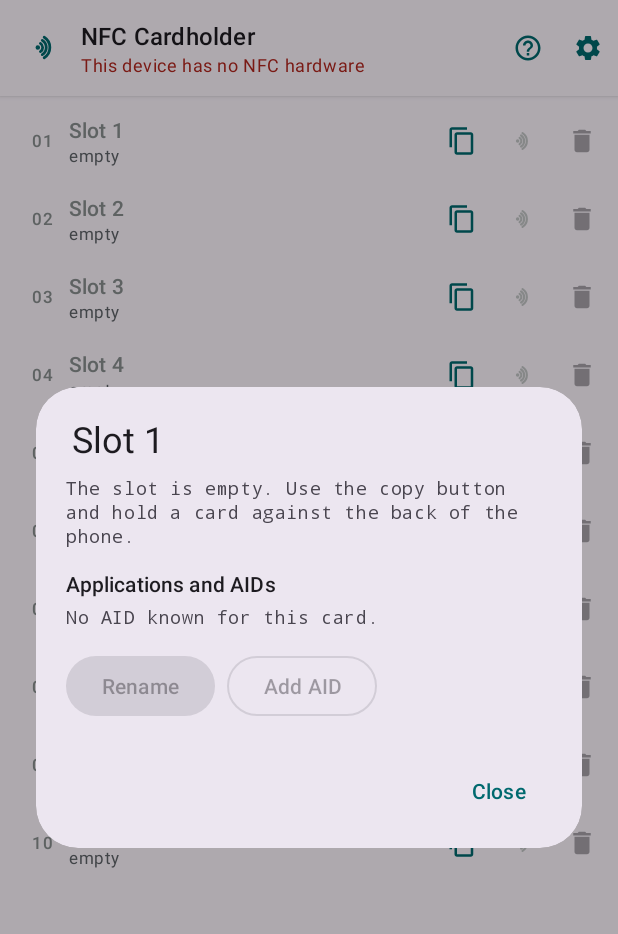
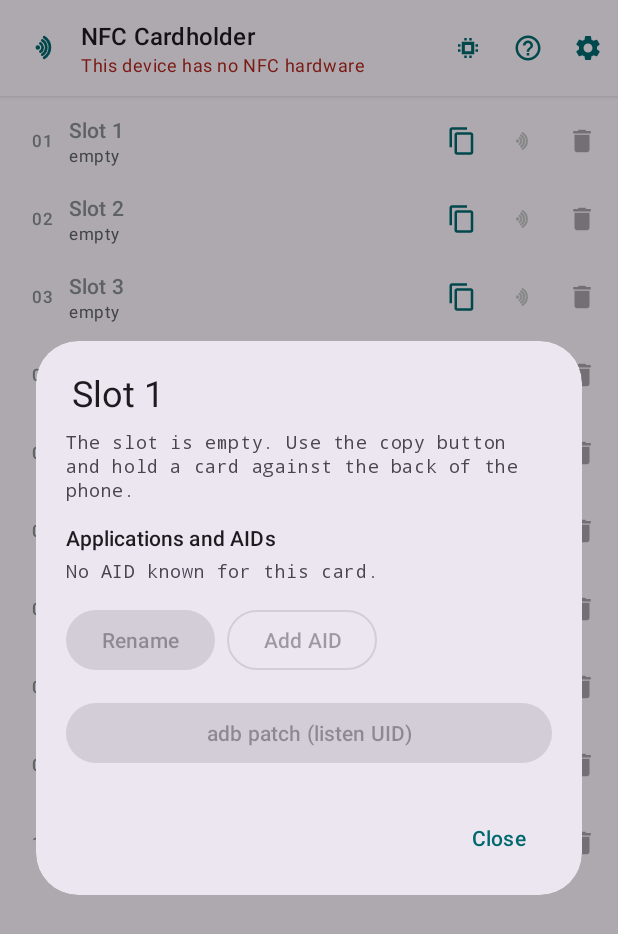
Before and after one commit to AlexeyNaverno/NFC_cardholder, an Android app: the screen it shows after launch (MainActivity), after a tap on "01", on a phone screen of 412 x 824 dp. Shown: the top 934 px of the screen. Run offline under Robolectric (Android 15) with nearby library versions, the phone set to English and light mode, and no system bars; pictures from the network do not load.

Commit message:
feat: adb recipe for the NFC-A listen UID and secure element diagnostics
- slot details generate a ready to run adb recipe that patches LA_NFCID1
  (TLV 33 <len> <uid> in NXP_CORE_CONF / NFA_DM_START_UP_CFG) to the UID of the
  copied card, with backup, verification and restore steps; the app itself
  never writes system files
- header button lists the eSE/SIM terminals through the Open Mobile API
  (Android 9+), probes a session and a basic channel, and explains that MIFARE
  applet personalization stays under OEM access rules
- JVM unit tests for the recipe generator; version 0.0.2, changelog, README,
  fdroid and fastlane metadata updated

Co-authored-by: arena-agent <297053741+arena-agent@users.noreply.github.com>

```diff
--- a/app/build.gradle.kts
+++ b/app/build.gradle.kts
@@ -40,8 +40,8 @@ android {
         applicationId = "io.github.alexnaverno.nfccardholder"
         minSdk = 21
         targetSdk = 34
-        versionCode = 1
-        versionName = "0.0.1"
+        versionCode = 2
+        versionName = "0.0.2"
     }
 
     signingConfigs {
--- /dev/null
+++ b/app/src/main/res/drawable/ic_se.xml
@@ -0,0 +1,14 @@
+<?xml version="1.0" encoding="utf-8"?>
+<!-- Opens the secure element diagnostics. -->
+<vector xmlns:android="http://schemas.android.com/apk/res/android"
+    android:width="24dp"
+    android:height="24dp"
+    android:viewportWidth="24"
+    android:viewportHeight="24">
+
+    <path
+        android:fillColor="#FF000000"
+        android:fillType="evenOdd"
+        android:pathData="M7,7h10v10h-10zM9.5,9.5h5v5h-5zM4,9h2v2h-2zM4,13h2v2h-2zM18,9h2v2h-2zM18,13h2v2h-2zM9,4h2v2h-2zM13,4h2v2h-2zM9,18h2v2h-2zM13,18h2v2h-2z" />
+
+</vector>
--- a/app/src/main/res/layout/activity_main.xml
+++ b/app/src/main/res/layout/activity_main.xml
@@ -51,6 +51,15 @@
                 android:maxLines="2"
                 android:textAppearance="?attr/textAppearanceBodySmall" />
         </LinearLayout>
+
+        <com.google.android.material.button.MaterialButton
+            android:id="@+id/btnSeDiag"
+            style="@style/Widget.Material3.Button.IconButton"
+            android:layout_width="@dimen/icon_button_size"
+            android:layout_height="@dimen/icon_button_size"
+            android:contentDescription="@string/action_se_diag"
+            app:icon="@drawable/ic_se"
+            app:iconSize="@dimen/icon_size" />
 
         <com.google.android.material.button.MaterialButton
             android:id="@+id/btnHelp"
--- a/app/src/main/res/layout/dialog_card_details.xml
+++ b/app/src/main/res/layout/dialog_card_details.xml
@@ -59,6 +59,14 @@
                 android:text="@string/add_aid" />
         </LinearLayout>
 
+        <com.google.android.material.button.MaterialButton
+            android:id="@+id/btnAdbPatch"
+            style="@style/Widget.Material3.Button.TonalButton"
+            android:layout_width="match_parent"
+            android:layout_height="wrap_content"
+            android:layout_marginTop="@dimen/dialog_label_top"
+            android:text="@string/adb_patch" />
+
     </LinearLayout>
 
 </ScrollView>
--- a/app/src/main/res/values/strings.xml
+++ b/app/src/main/res/values/strings.xml
@@ -113,4 +113,25 @@
     <string name="details_mode_type4">NDEF as an NFC Forum Type 4 Tag</string>
     <string name="details_mode_none">not possible with this card</string>
 
+    <!-- adb recipe for the listen UID -->
+    <string name="adb_patch">adb patch (listen UID)</string>
+    <string name="adb_patch_title">adb recipe for slot %1$d</string>
+    <string name="adb_patch_copy">Copy</string>
+    <string name="adb_patch_copied">The adb recipe is in the clipboard</string>
+
+    <!-- secure element diagnostics -->
+    <string name="action_se_diag">Secure element diagnostics</string>
+    <string name="se_diag_title">Secure element terminals</string>
+    <string name="se_diag_running">Probing the secure element…</string>
+    <string name="se_diag_unsupported">The Open Mobile API needs Android 9 (API 28) or newer.</string>
+    <string name="se_diag_none">The system reports no secure element terminals.</string>
+    <string name="se_diag_timeout">The secure element service did not answer in time.</string>
+    <string name="se_diag_terminal">%1$s: session %2$s, basic channel: %3$s</string>
+    <string name="se_diag_ok">ok</string>
+    <string name="se_diag_fail">failed</string>
+    <string name="se_diag_note">An eSE or SIM terminal is the hardware path OEM wallets use to emulate
+        MIFARE Classic cards. Whether its MIFARE applet accepts your card is decided by the applet
+        access rules, not by this app. For readers that compare the UID only, use the adb recipe in
+        the slot details: it patches the listen UID of the NFC controller.</string>
+
 </resources>
```
Also changed, not shown: app/src/main/java/io/github/alexnaverno/nfccardholder/MainActivity.kt (+77 -0 lines), app/src/main/java/io/github/alexnaverno/nfccardholder/diag/ListenUidPatch.kt (added, +110 -0 lines), app/src/main/java/io/github/alexnaverno/nfccardholder/diag/SeDiagnostics.kt (added, +98 -0 lines), 7 other files.
